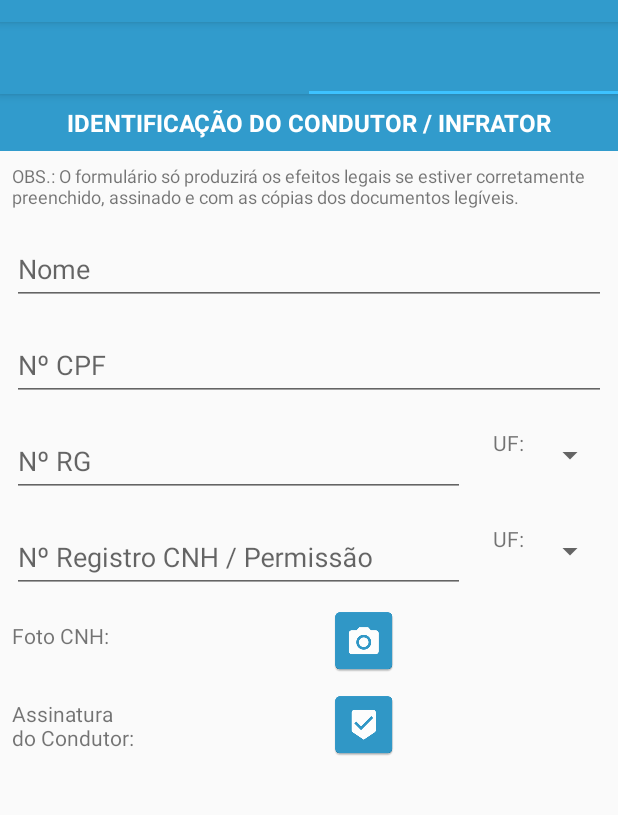
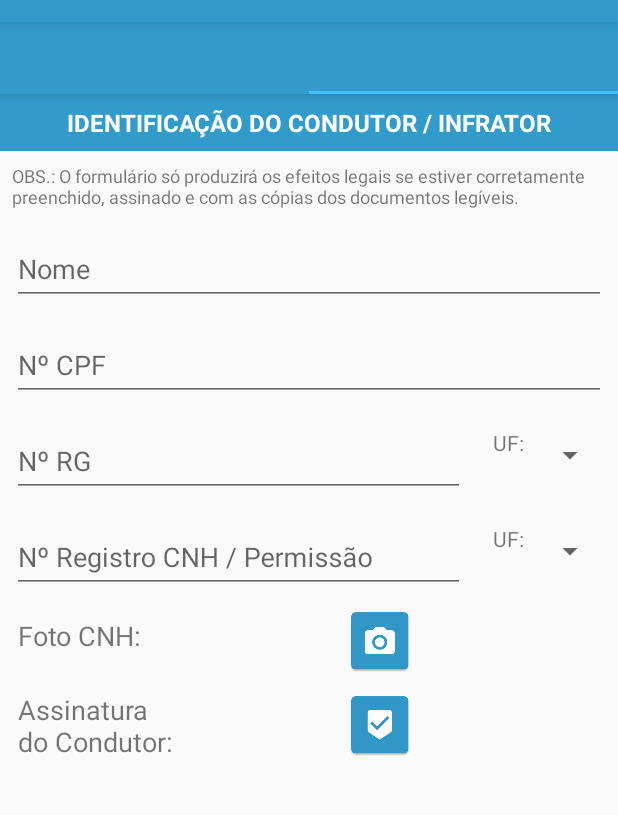
Before and after one commit to ProdigalSorc/ServicosPrefeituras, an Android app: the screen it shows after launch (IndicacaoActivity), tab 2 chosen, on a phone screen of 412 x 824 dp, the part 62-877 px from its top. Run offline under Robolectric (Android 15) with nearby library versions, the phone set to English and light mode, and no system bars.

Commit message:
Reajustando layout condutor

```diff
--- a/app/src/main/res/layout/tab_condutor.xml
+++ b/app/src/main/res/layout/tab_condutor.xml
@@ -193,9 +193,10 @@
                 android:id="@+id/activity_dados_condutor_foto_cnh"
                 android:layout_width="wrap_content"
                 android:layout_height="wrap_content"
-                android:layout_marginBottom="8dp"
-                android:layout_marginTop="8dp"
+                android:layout_marginLeft="4dp"
+                android:layout_marginStart="4dp"
                 android:text="Foto CNH:"
+                android:textSize="18sp"
                 app:layout_constraintBottom_toBottomOf="@+id/activity_indicacao_condutor_botao_tira_foto_cnh"
                 app:layout_constraintEnd_toEndOf="@+id/activity_dados_condutor_divisor_cnh"
                 app:layout_constraintHorizontal_bias="0.0"
@@ -221,9 +222,8 @@
                 android:id="@+id/activity_dados_condutor_assinatura"
                 android:layout_width="wrap_content"
                 android:layout_height="wrap_content"
-                android:layout_marginBottom="8dp"
-                android:layout_marginTop="8dp"
                 android:text="@string/assinatura_do_condutor"
+                android:textSize="18sp"
                 app:layout_constraintBottom_toBottomOf="@+id/activity_indicacao_condutor_botao_assinatura"
                 app:layout_constraintEnd_toEndOf="@+id/activity_dados_condutor_foto_cnh"
                 app:layout_constraintHorizontal_bias="0.0"
```
